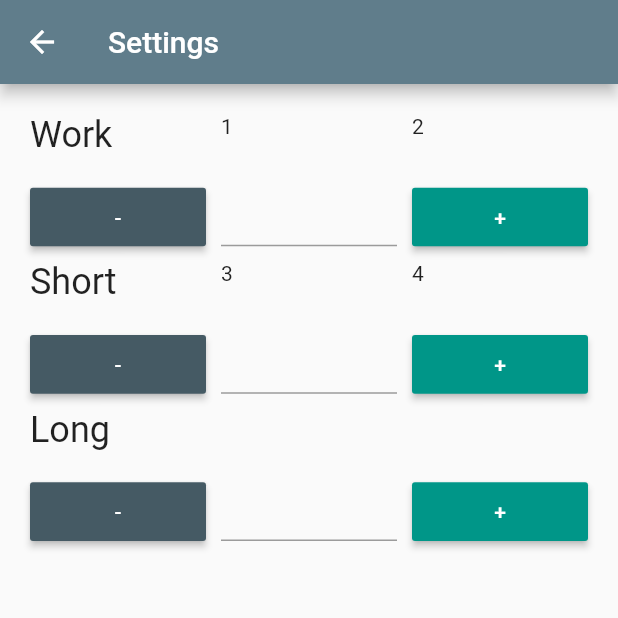
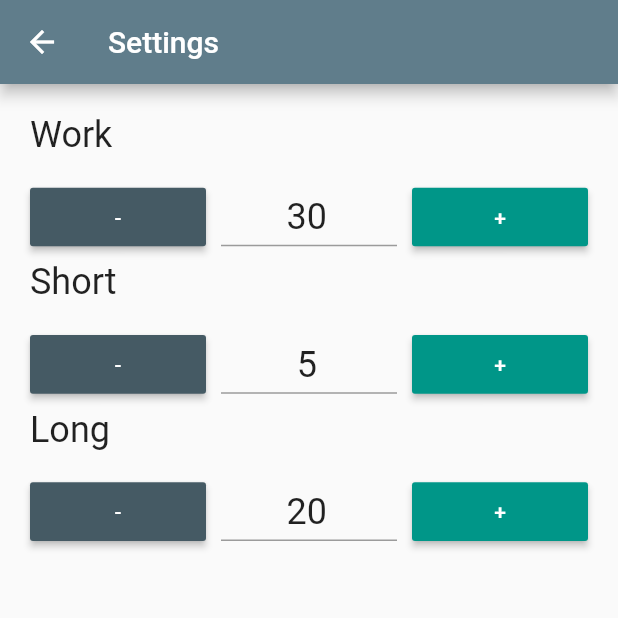
Before and after one commit to Flash2104/Flutter_learn, a Flutter app: the TimerSettingsPage screen opened directly, on a phone screen of 412 x 824 dp, the top half of it. Run offline on Flutter 3.47's test engine with Material 2 defaults, Android fonts, the phone set to English and light mode, and no system bars; our stand-ins replace percent_indicator, shared_preferences; accounts and stored records are empty.

Commit message:
finalize

```diff
--- a/productivity_timer/lib/main.dart
+++ b/productivity_timer/lib/main.dart
@@ -79,10 +79,10 @@ class TimerHomePage extends StatelessWidget {
                 ),
                 Expanded(
                     child: StreamBuilder(
-                  initialData: '00:00',
+                  initialData: 'init',
                   stream: _timer.stream(),
                   builder: (context, snapshot) {
-                    TimerModel model = (snapshot.data == '00:00')
+                    TimerModel model = (snapshot.data == 'init')
                         ? TimerModel('00:00', 1)
                         : snapshot.data;
                     return CircularPercentIndicator(
--- a/productivity_timer/lib/settings.dart
+++ b/productivity_timer/lib/settings.dart
@@ -1,5 +1,16 @@
 import 'package:flutter/material.dart';
 import 'package:productivity_timer/widgets.dart';
+import 'package:shared_preferences/shared_preferences.dart';
+
+enum TimerSettingsKey {
+  workTime,
+  shortBreak,
+  longBreak
+}
+
+const String WORKTIME = "workTime";
+const String SHORTBREAK = "shortBreak";
+const String LONGBREAK = "longBreak";
 
 class TimerSettingsPage extends StatefulWidget {
   @override
@@ -10,6 +21,25 @@ class TimerSettingsPage extends StatefulWidget {
 
 class _TimerSettingsState extends State<TimerSettingsPage> {
   final TextStyle _textStyle = TextStyle(fontSize: 24);
+
+  int _workTime;
+  int _shortBreak;
+  int _longBreak;
+
+  SharedPreferences _prefs;
+
+  TextEditingController _txtWork;
+  TextEditingController _txtShort;
+  TextEditingController _txtLong;
+
+  @override
+  void initState() {
+    _txtWork = TextEditingController();
+    _txtShort = TextEditingController();
+    _txtLong = TextEditingController();
+    _readSettings();
+    super.initState();
+  }
 
   @override
   Widget build(BuildContext context) {
@@ -24,33 +54,102 @@ class _TimerSettingsState extends State<TimerSettingsPage> {
         padding: const EdgeInsets.all(20),
         children: [
           Text('Work', style: _textStyle),
-              Text('1'),
-              Text('2'),
-              SettingsButton(Color(0xff455A64), '-', -1),
-              TextField(style: _textStyle,
-                  textAlign: TextAlign.center,
-                  keyboardType: TextInputType.number),
-              SettingsButton(Color(0xff009688), '+', 1),
-              Text('Short', style: _textStyle),
-              Text('3'),
-              Text('4'),
-              SettingsButton(Color(0xff455A64), "-", -1, ),
+          Text(''),
+          Text(''),
+          SettingsButton(Color(0xff455A64), '-', -1, WORKTIME, _updateSetting),
           TextField(
               style: _textStyle,
               textAlign: TextAlign.center,
-                  keyboardType: TextInputType.number),
-              SettingsButton(Color(0xff009688), "+", 1),
+              keyboardType: TextInputType.number,
+              controller: _txtWork),
+          SettingsButton(Color(0xff009688), '+', 1, WORKTIME, _updateSetting),
+          Text('Short', style: _textStyle),
+          Text(''),
+          Text(''),
+          SettingsButton(
+              Color(0xff455A64), "-", -1, SHORTBREAK, _updateSetting),
+          TextField(
+              style: _textStyle,
+              textAlign: TextAlign.center,
+              keyboardType: TextInputType.number,
+              controller: _txtShort),
+          SettingsButton(
+              Color(0xff009688), "+", 1, SHORTBREAK, _updateSetting),
           Text("Long", style: _textStyle),
           Text(""),
           Text(""),
-              SettingsButton(Color(0xff455A64), "-", -1,),
+          SettingsButton(
+              Color(0xff455A64), "-", -1, LONGBREAK, _updateSetting),
           TextField(
               style: _textStyle,
               textAlign: TextAlign.center,
-                  keyboardType: TextInputType.number),
-              SettingsButton(Color(0xff009688), "+", 1,),
+              keyboardType: TextInputType.number,
+              controller: _txtLong),
+          SettingsButton(Color(0xff009688), "+", 1, LONGBREAK, _updateSetting),
         ],
       )),
     );
   }
+
+  _readSettings() async {
+    _prefs = await SharedPreferences.getInstance();
+    _workTime = _prefs.getInt(WORKTIME);
+    if (_workTime == null) {
+      await _prefs.setInt(WORKTIME, _workTime = 30);
     }
+    _shortBreak = _prefs.getInt(SHORTBREAK);
+    if (_shortBreak == null) {
+      await _prefs.setInt(SHORTBREAK, _shortBreak = 5);
+    }
+    _longBreak = _prefs.getInt(LONGBREAK);
+    if (_longBreak == null) {
+      await _prefs.setInt(LONGBREAK, _longBreak = 20);
+    }
+    setState(() {
+      _txtWork.text = _workTime.toString();
+      _txtShort.text = _shortBreak.toString();
+      _txtLong.text = _longBreak.toString();
+    });
+  }
+
+  void _updateSetting(String key, int value) {
+    switch (key) {
+      case WORKTIME:
+        {
+          _workTime = _prefs.getInt(WORKTIME);
+          _workTime += value;
+          if (_workTime >= 1 && _workTime <= 180) {
+            _prefs.setInt(WORKTIME, _workTime);
+            setState(() {
+              _txtWork.text = _workTime.toString();
+            });
+          }
+        }
+        break;
+      case SHORTBREAK:
+        {
+          _shortBreak = _prefs.getInt(SHORTBREAK);
+          _shortBreak += value;
+          if (_shortBreak >= 1 && _shortBreak <= 120) {
+            _prefs.setInt(SHORTBREAK, _shortBreak);
+            setState(() {
+              _txtShort.text = _shortBreak.toString();
+            });
+          }
+        }
+        break;
+      case LONGBREAK:
+        {
+          _longBreak = _prefs.getInt(LONGBREAK);
+          _longBreak += value;
+          if (_longBreak >= 1 && _longBreak <= 180) {
+            _prefs.setInt(LONGBREAK, _longBreak);
+            setState(() {
+              _txtLong.text = _longBreak.toString();
+            });
+          }
+        }
+        break;
+    }
+  }
+}
--- a/productivity_timer/lib/widgets.dart
+++ b/productivity_timer/lib/widgets.dart
@@ -24,19 +24,23 @@ class ProductivityButton extends StatelessWidget {
   }
 }
 
+typedef SettingsButtonFunction = void Function(String, int);
+
 class SettingsButton extends StatelessWidget {
-  final Color color;
-  final String text;
-  final int value;
+  final Color _color;
+  final String _text;
+  final int _value;
+  final String _key;
+  final SettingsButtonFunction _func;
 
-  SettingsButton(this.color, this.text, this.value);
+  SettingsButton(this._color, this._text, this._value, this._key, this._func);
 
   @override
   Widget build(BuildContext context) {
     return MaterialButton(
-        child: Text(this.text, style: TextStyle(color: Colors.white)),
-        color: this.color,
-        onPressed: () => null
+        child: Text(this._text, style: TextStyle(color: Colors.white)),
+        color: this._color,
+        onPressed: () => this._func(_key, _value)
     );
   }
 }
--- a/productivity_timer/pubspec.yaml
+++ b/productivity_timer/pubspec.yaml
@@ -24,6 +24,7 @@ dependencies:
   flutter:
     sdk: flutter
   percent_indicator: ^2.1.7+2
+  shared_preferences: '>=0.5.12 <2.0.0'
 
   # The following adds the Cupertino Icons font to your application.
   # Use with the CupertinoIcons class for iOS style icons.
```
Also changed, not shown: productivity_timer/lib/timer.dart (+14 -1 lines), productivity_timer/pubspec.lock. Lines whose indentation alone changed are shown as unchanged.
